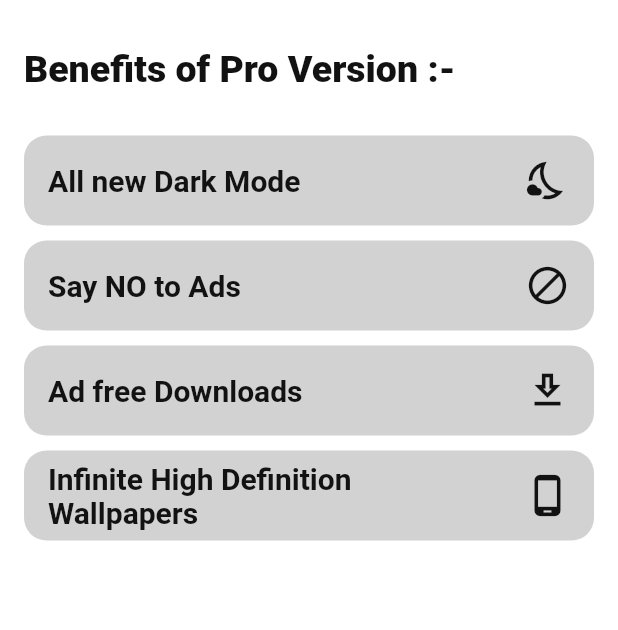
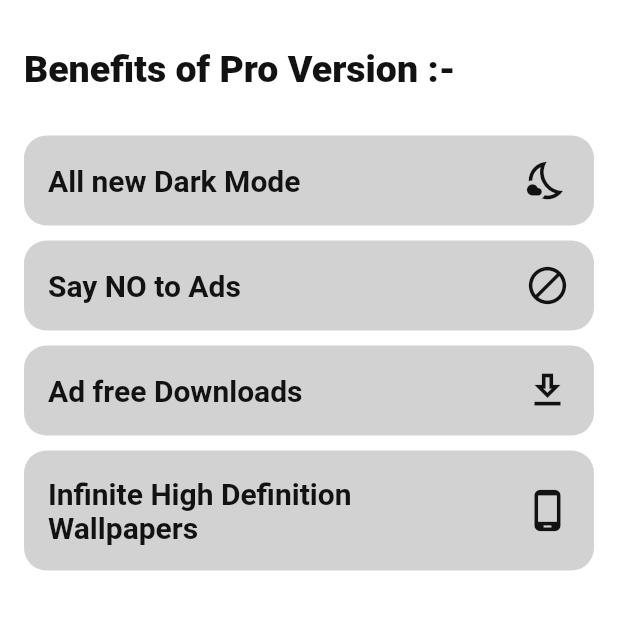
Before and after one commit to agam1092005/Wallpaperpedia-Pro, a Flutter app: the Benefits screen opened directly, on a phone screen of 412 x 824 dp, the part 61-691 px from its top. Run offline on Flutter 3.47's test engine with Material 2 defaults, Android fonts, the light colour scheme and no system bars; our stand-ins replace cached_network_image, flutter_cache_manager, focused_menu, shared_preferences; missing offline and left inert: image_downloader, wallpaper_manager; accounts and stored records are empty; network calls fail.

Commit message:
LITLLE MODIFICATIONS

```diff
--- a/lib/Benefits.dart
+++ b/lib/Benefits.dart
@@ -310,7 +310,7 @@ class Benefits extends StatelessWidget {
                   height: 10,
                 ),
                 Container(
-                  height: 60,
+                  height: 80,
                   width: double.infinity,
                   decoration: BoxDecoration(
                     color: (Theme.of(context).scaffoldBackgroundColor ==
--- a/lib/Homepage.dart
+++ b/lib/Homepage.dart
@@ -183,13 +183,13 @@ class _HomePageState extends State<HomePage> {
                       ),
                     ),
                   ),
-                  height: 40,
-                  width: MediaQuery.of(context).size.width * 0.4,
+                  height: 45,
+                  width: MediaQuery.of(context).size.width * 0.45,
                   decoration: BoxDecoration(
                     color: Theme.of(context).primaryColor.withOpacity(0.8),
                     borderRadius: BorderRadius.all(
                       Radius.circular(
-                        30,
+                        12,
                       ),
                     ),
                   ),
--- a/lib/fullscreen_view.dart
+++ b/lib/fullscreen_view.dart
@@ -254,7 +254,7 @@ class _FullScreenViewState extends State<FullScreenView> {
         SnackBar(
           backgroundColor: Theme.of(context).scaffoldBackgroundColor,
           content: Text(
-            'Image Saved in Downloads',
+            'Image Saved in Downloads, if not then kindly give permission',
             style: TextStyle(
               color: Theme.of(context).primaryColor,
             ),
```
Also changed, not shown: pubspec.lock.
